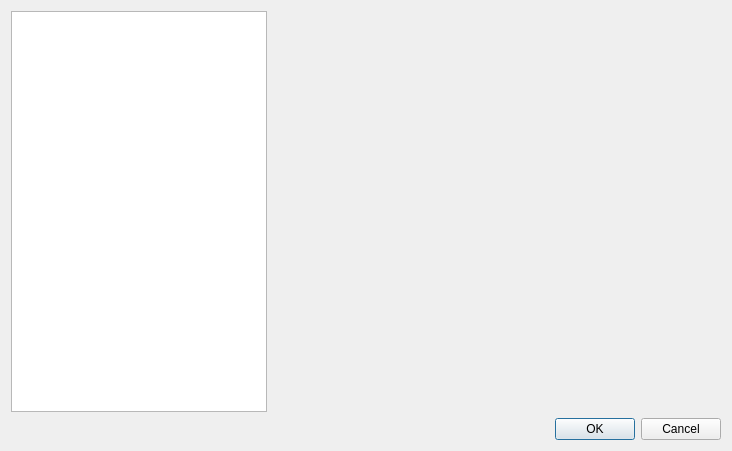
ghorwin/MasterSim, file MasterSimulatorUI/src/MSIMPreferencesDialog.ui: the form before one commit.
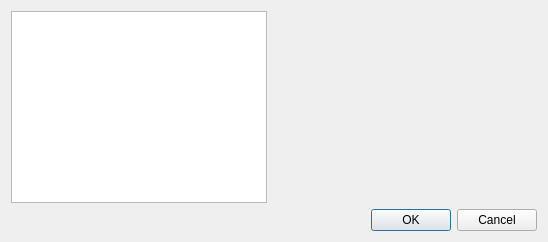
The form after the commit.

Commit message: Fixed preferences dialog size.

Patch:
```diff
--- a/MasterSimulatorUI/src/MSIMPreferencesDialog.ui
+++ b/MasterSimulatorUI/src/MSIMPreferencesDialog.ui
@@ -6,8 +6,8 @@
    <rect>
     <x>0</x>
     <y>0</y>
-    <width>732</width>
-    <height>451</height>
+    <width>548</width>
+    <height>241</height>
    </rect>
   </property>
   <property name="windowTitle">
@@ -17,7 +17,7 @@
    <item row="0" column="0">
     <widget class="QListWidget" name="listWidget">
      <property name="sizePolicy">
-      <sizepolicy hsizetype="Minimum" vsizetype="Expanding">
+      <sizepolicy hsizetype="Minimum" vsizetype="MinimumExpanding">
        <horstretch>0</horstretch>
        <verstretch>0</verstretch>
       </sizepolicy>
@@ -64,7 +64,14 @@
     </widget>
    </item>
    <item row="0" column="1">
-    <widget class="QStackedWidget" name="pages"/>
+    <widget class="QStackedWidget" name="pages">
+     <property name="sizePolicy">
+      <sizepolicy hsizetype="Preferred" vsizetype="MinimumExpanding">
+       <horstretch>0</horstretch>
+       <verstretch>0</verstretch>
+      </sizepolicy>
+     </property>
+    </widget>
    </item>
    <item row="1" column="0" colspan="2">
     <widget class="QDialogButtonBox" name="buttonBox">
```
The commit also changes 2 other files.
